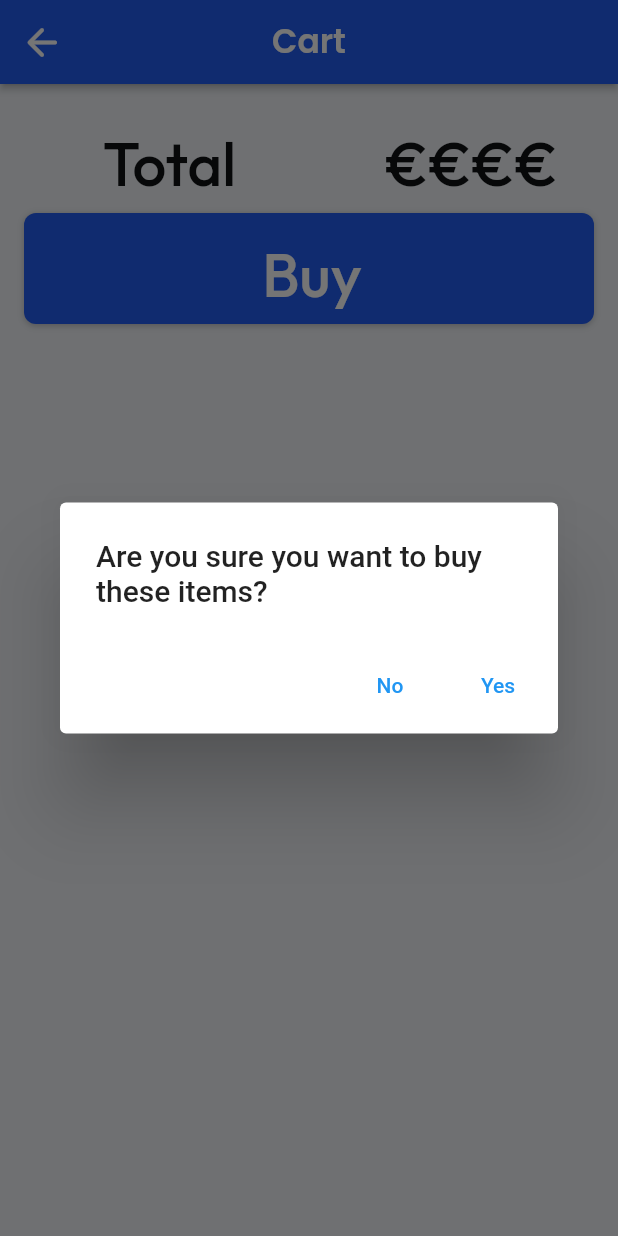
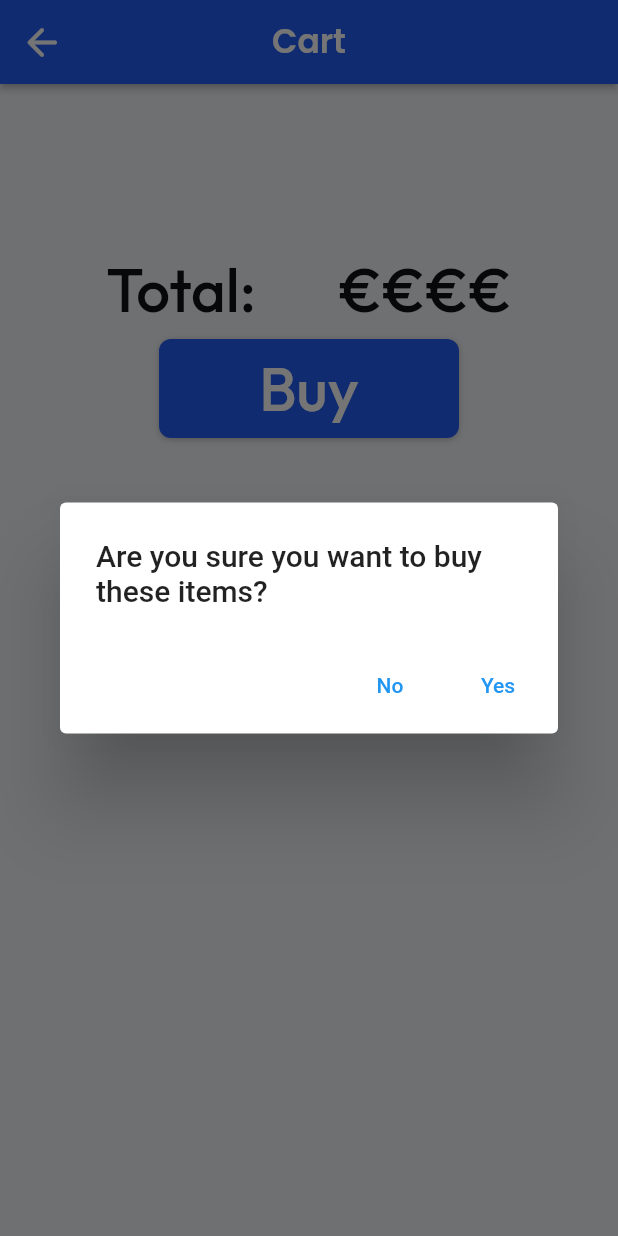
Before and after one commit to jlpmartinss/tech_shop, a Flutter app: the CartWidget screen opened directly, after a tap on "Buy", on a phone screen of 412 x 824 dp. Run offline on Flutter 3.47's test engine with Material 2 defaults, Android fonts, the phone set to English and light mode, and no system bars; our stand-ins replace auto_size_text, built_collection, built_value, cloud_firestore, easy_debounce, firebase_auth and 11 more; missing offline and left inert: json_path, text_search; accounts and stored records are empty; generated files the repository leaves out were written again.

Commit message:
added style and padding to buy button

```diff
--- a/lib/cart/cart_widget.dart
+++ b/lib/cart/cart_widget.dart
@@ -55,6 +55,8 @@ class _CartWidgetState extends State<CartWidget> {
         child: SingleChildScrollView(
           child: Column(
             mainAxisSize: MainAxisSize.max,
+            mainAxisAlignment: MainAxisAlignment.start,
+            crossAxisAlignment: CrossAxisAlignment.center,
             children: [
               Padding(
                 padding: EdgeInsetsDirectional.fromSTEB(0, 12, 0, 0),
@@ -223,26 +225,39 @@ class _CartWidgetState extends State<CartWidget> {
                 ),
               ),
               Padding(
-                padding: EdgeInsetsDirectional.fromSTEB(8, 8, 8, 8),
-                child: Row(
-                  mainAxisSize: MainAxisSize.max,
-                  children: [
-                    Expanded(
-                      child: Padding(
-                        padding: EdgeInsetsDirectional.fromSTEB(8, 8, 4, 0),
+                padding: EdgeInsetsDirectional.fromSTEB(16, 100, 16, 0),
                 child: Column(
                   mainAxisSize: MainAxisSize.max,
                   mainAxisAlignment: MainAxisAlignment.center,
-                          crossAxisAlignment: CrossAxisAlignment.start,
+                  crossAxisAlignment: CrossAxisAlignment.center,
+                  children: [
+                    Padding(
+                      padding: EdgeInsetsDirectional.fromSTEB(0, 0, 0, 8),
+                      child: Row(
+                        mainAxisSize: MainAxisSize.max,
+                        mainAxisAlignment: MainAxisAlignment.spaceEvenly,
                         children: [
                           Align(
                             alignment: AlignmentDirectional(0, 0),
                             child: Text(
-                                'Total ',
+                              'Total:',
                               textAlign: TextAlign.end,
-                                style: FlutterFlowTheme.of(context)
-                                    .title3
-                                    .override(
+                              style:
+                                  FlutterFlowTheme.of(context).title3.override(
+                                        fontFamily: 'Outfit',
+                                        color: Color(0xFF0F1113),
+                                        fontSize: 40,
+                                        fontWeight: FontWeight.w500,
+                                      ),
+                            ),
+                          ),
+                          Align(
+                            alignment: AlignmentDirectional(0.2, 0),
+                            child: Text(
+                              '€€€€',
+                              textAlign: TextAlign.end,
+                              style:
+                                  FlutterFlowTheme.of(context).title3.override(
                                         fontFamily: 'Outfit',
                                         color: Color(0xFF0F1113),
                                         fontSize: 40,
@@ -253,43 +268,10 @@ class _CartWidgetState extends State<CartWidget> {
                         ],
                       ),
                     ),
-                    ),
-                    Expanded(
-                      child: Padding(
-                        padding: EdgeInsetsDirectional.fromSTEB(8, 8, 4, 0),
-                        child: Column(
-                          mainAxisSize: MainAxisSize.max,
-                          mainAxisAlignment: MainAxisAlignment.center,
-                          crossAxisAlignment: CrossAxisAlignment.start,
-                          children: [
-                            Align(
-                              alignment: AlignmentDirectional(0.2, 0),
-                              child: Text(
-                                '€€€€',
-                                textAlign: TextAlign.end,
-                                style: FlutterFlowTheme.of(context)
-                                    .title3
-                                    .override(
-                                      fontFamily: 'Outfit',
-                                      color: Color(0xFF0F1113),
-                                      fontSize: 40,
-                                      fontWeight: FontWeight.w500,
-                                    ),
-                              ),
-                            ),
-                          ],
-                        ),
-                      ),
-                    ),
-                  ],
-                ),
-              ),
-              Padding(
-                padding: EdgeInsetsDirectional.fromSTEB(16, 0, 16, 8),
-                child: StreamBuilder<List<CartRecord>>(
+                    StreamBuilder<List<CartRecord>>(
                       stream: queryCartRecord(
-                    queryBuilder: (cartRecord) =>
-                        cartRecord.where('uid', isEqualTo: FFAppState().USER),
+                        queryBuilder: (cartRecord) => cartRecord.where('uid',
+                            isEqualTo: FFAppState().USER),
                       ),
                       builder: (context, snapshot) {
                         // Customize what your widget looks like when it's loading.
@@ -299,8 +281,8 @@ class _CartWidgetState extends State<CartWidget> {
                               width: 50,
                               height: 50,
                               child: CircularProgressIndicator(
-                            color:
-                                FlutterFlowTheme.of(context).primaryBackground,
+                                color: FlutterFlowTheme.of(context)
+                                    .primaryBackground,
                               ),
                             ),
                           );
@@ -332,7 +314,7 @@ class _CartWidgetState extends State<CartWidget> {
                                 false;
                           },
                           child: Container(
-                        width: double.infinity,
+                            width: 200,
                             decoration: BoxDecoration(
                               color: Color(0xFF235DF2),
                               boxShadow: [
@@ -345,19 +327,11 @@ class _CartWidgetState extends State<CartWidget> {
                               borderRadius: BorderRadius.circular(8),
                             ),
                             child: Padding(
-                          padding: EdgeInsetsDirectional.fromSTEB(8, 8, 8, 8),
+                              padding:
+                                  EdgeInsetsDirectional.fromSTEB(8, 8, 8, 8),
                               child: Row(
                                 mainAxisSize: MainAxisSize.max,
-                            children: [
-                              Expanded(
-                                child: Padding(
-                                  padding: EdgeInsetsDirectional.fromSTEB(
-                                      8, 8, 4, 0),
-                                  child: Column(
-                                    mainAxisSize: MainAxisSize.max,
                                 mainAxisAlignment: MainAxisAlignment.center,
-                                    crossAxisAlignment:
-                                        CrossAxisAlignment.start,
                                 children: [
                                   Align(
                                     alignment: AlignmentDirectional(0, 0),
@@ -368,8 +342,7 @@ class _CartWidgetState extends State<CartWidget> {
                                           .title3
                                           .override(
                                             fontFamily: 'Outfit',
-                                                color:
-                                                    FlutterFlowTheme.of(context)
+                                            color: FlutterFlowTheme.of(context)
                                                 .primaryBtnText,
                                             fontSize: 40,
                                             fontWeight: FontWeight.w500,
@@ -380,12 +353,10 @@ class _CartWidgetState extends State<CartWidget> {
                               ),
                             ),
                           ),
-                            ],
-                          ),
-                        ),
-                      ),
                         );
                       },
+                    ),
+                  ],
                 ),
               ),
             ],
```
Also changed, not shown: lib/specific_component/specific_component_widget.dart (+13 -6 lines), lib/specific_desktop/specific_desktop_widget.dart (+25 -12 lines), lib/specific_laptop/specific_laptop_widget.dart (+21 -10 lines), lib/sucessful_purchase/sucessful_purchase_widget.dart (+18 -45 lines). Lines whose indentation alone changed are shown as unchanged.
